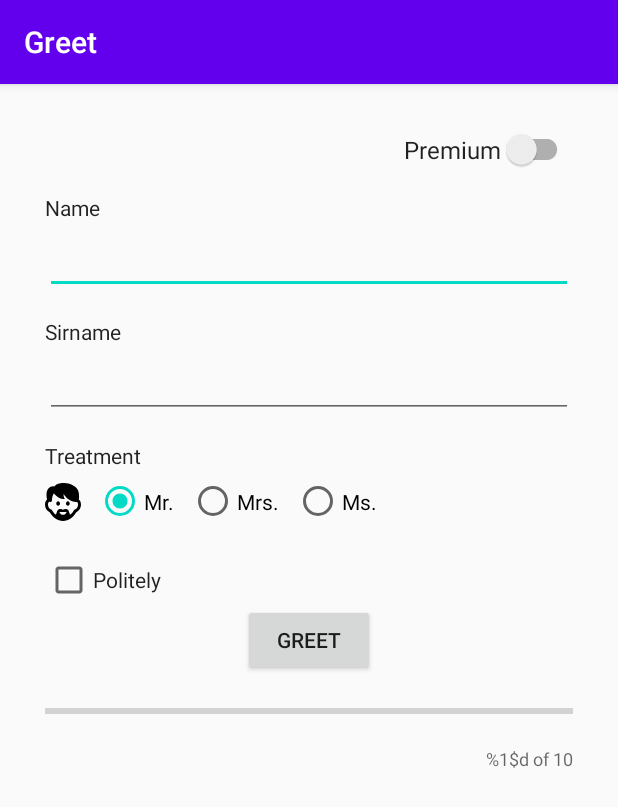
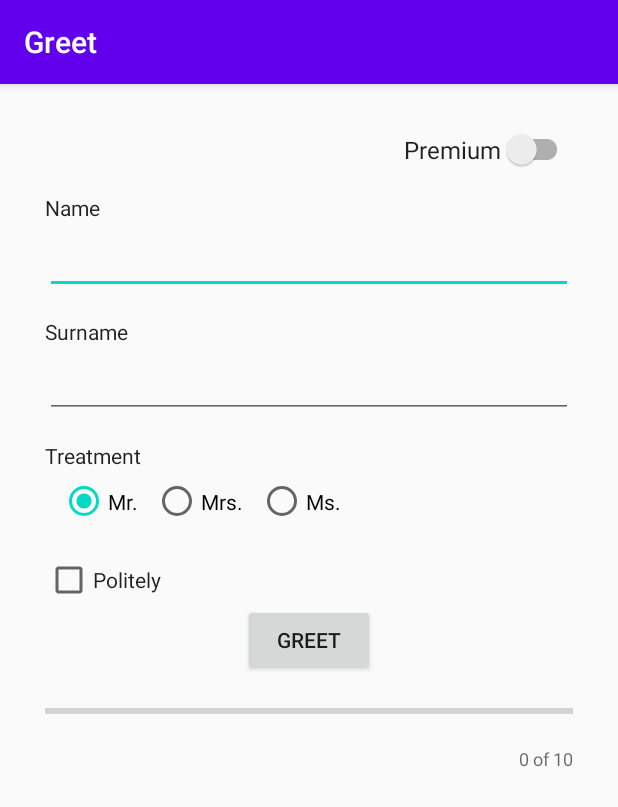
Before and after one commit to pmdmo2020-21/pr02-greet-JGVG, an Android app: the screen it shows after launch (MainActivity), on a phone screen of 412 x 824 dp. Shown: the top 807 px of the screen. Run offline under Robolectric (Android 15) with nearby library versions, the phone set to English and light mode, and no system bars.

Commit message:
Final Commit

```diff
--- a/app/src/main/res/layout/main_activity.xml
+++ b/app/src/main/res/layout/main_activity.xml
@@ -7,6 +7,7 @@
     android:padding="@dimen/parent_padding"
     android:orientation="vertical"
     tools:context=".MainActivity">
+
     <androidx.appcompat.widget.SwitchCompat
         android:id="@+id/swtPremium"
         android:layout_width="wrap_content"
@@ -15,61 +16,69 @@
         android:text="@string/switch_text"
         style="@style/Base.TextAppearance.AppCompat.Subhead"
         android:checked="false" />
+
     <TextView
         android:layout_width="wrap_content"
         android:layout_height="wrap_content"
         android:layout_marginTop="@dimen/margin_views"
         android:text="@string/edittext_text_01"
         style="@style/Base.TextAppearance.AppCompat.Body1" />
+
     <EditText
         android:id="@+id/txtName"
         android:layout_width="match_parent"
         android:layout_height="wrap_content"
         android:inputType="textPersonName"
         style="@style/Base.TextAppearance.AppCompat.Title" />
+
     <TextView
         android:layout_width="wrap_content"
         android:layout_height="wrap_content"
         android:layout_marginTop="@dimen/margin_views"
         android:text="@string/edittext_text_02"
         style="@style/Base.TextAppearance.AppCompat.Body1" />
+
     <EditText
         android:id="@+id/txtSirname"
         android:layout_width="match_parent"
         android:layout_height="wrap_content"
         android:inputType="textPersonName"
         style="@style/Base.TextAppearance.AppCompat.Title" />
+
     <TextView
         android:layout_width="wrap_content"
         android:layout_height="wrap_content"
         android:layout_marginTop="@dimen/margin_views"
         android:text="@string/radiogroup_text"
         style="@style/Base.TextAppearance.AppCompat.Body1" />
+
     <RadioGroup
         android:id="@+id/rdgTreatment"
         android:layout_width="match_parent"
         android:layout_height="@dimen/padding_radiorutton"
         android:orientation="horizontal">
+
         <ImageView
             android:id="@+id/imgPhoto"
             android:layout_width="wrap_content"
             android:layout_height="match_parent"
             android:gravity="center"
-            android:scaleType="centerInside"
-            android:src="@drawable/ic_mr" />
+            android:scaleType="centerInside" />
+
         <RadioButton
             android:id="@+id/rdb01"
             android:layout_width="wrap_content"
             android:layout_height="match_parent"
             android:layout_marginLeft="@dimen/margin_radiobutton"
-            android:checked="true"
             android:text="@string/radiobutton_text_01" />
+
         <RadioButton
             android:id="@+id/rdb02"
             android:layout_width="wrap_content"
             android:layout_height="match_parent"
             android:layout_marginLeft="@dimen/margin_radiobutton"
             android:text="@string/radiobutton_text_02" />
+
         <RadioButton
             android:id="@+id/rdb03"
             android:layout_width="wrap_content"
@@ -77,6 +86,7 @@
             android:layout_marginLeft="@dimen/margin_radiobutton"
             android:text="@string/radiobutton_text_03" />
     </RadioGroup>
+
     <CheckBox
         android:id="@+id/chkPolitely"
         android:layout_width="wrap_content"
@@ -85,6 +95,7 @@
         android:text="@string/checkbox_text"
         android:checked="false"
         style="@style/Base.TextAppearance.AppCompat.Body1" />
+
     <Button
         android:id="@+id/clickButton"
         android:layout_width="wrap_content"
@@ -92,6 +103,7 @@
         android:layout_gravity="center"
         android:text="@string/clickbutton_text"
         style="@style/Base.TextAppearance.AppCompat.Button" />
+
     <ProgressBar
         android:id="@+id/progressBar"
         android:layout_width="match_parent"
@@ -99,6 +111,7 @@
         android:layout_marginTop="@dimen/margin_views"
         android:max="10"
         style="@style/Widget.AppCompat.ProgressBar.Horizontal" />
+
     <TextView
         android:id="@+id/textProgress"
         android:layout_width="wrap_content"
@@ -107,6 +120,7 @@
         android:layout_marginTop="@dimen/margin_views"
         android:text="@string/progress_bar_text"
         style="@style/Base.TextAppearance.AppCompat.Caption" />
+
     <TextView
         android:id="@+id/textGreet"
         android:layout_width="wrap_content"
--- a/app/src/main/res/values/strings.xml
+++ b/app/src/main/res/values/strings.xml
@@ -2,14 +2,16 @@
     <string name="app_name">Greet</string>
     <string name="switch_text">Premium</string>
     <string name="edittext_text_01">Name</string>
-    <string name="edittext_text_02">Sirname</string>
+    <string name="edittext_text_02">Surname</string>
     <string name="radiogroup_text">Treatment</string>
     <string name="radiobutton_text_01">Mr.</string>
     <string name="radiobutton_text_02">Mrs.</string>
     <string name="radiobutton_text_03">Ms.</string>
     <string name="checkbox_text">Politely</string>
     <string name="clickbutton_text">greet</string>
-    <string name="progress_bar_text">%1$d of 10</string>
+    <string name="progress_bar_text">%1$d of %2$d</string>
+    <string name="menssage_politely_text">Good morning %1$s %2$s %3$s. Pleased to meet you</string>
+    <string name="menssage_colloquially_text">Hello %1$s %2$s. What\'s up?</string>
     <string name="buy_premium_text">Buy premium subscription to go on greting!!</string>
 
 </resources>
```
Also changed, not shown: app/src/main/java/es/iessaladillo/pedrojoya/greet/MainActivity.java (+89 -1 lines), app/src/main/res/values/plurals.xml (deleted, +0 -12 lines).
